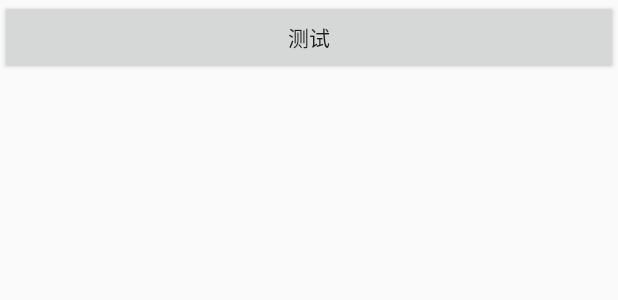
After one commit to baobeinet521/MineStudy, an Android app: the layout activity_kotlin_layout.xml on its own in the app's theme, with its tools: preview values and no code run, on a phone screen of 412 x 824 dp. The commit adds this screen. Shown: the top 300 px of the screen. Run offline under Robolectric (Android 15) with nearby library versions, the phone set to English and light mode, and no system bars.

Commit message:
kotlin 学习

```diff
--- a/app/build.gradle
+++ b/app/build.gradle
@@ -1,6 +1,8 @@
 plugins {
     id 'com.android.application'
 }
+apply plugin: 'kotlin-android'
+apply plugin: 'kotlin-android-extensions'
 
 android {
     compileSdk 30
@@ -34,4 +36,8 @@ dependencies {
     testImplementation 'junit:junit:4.+'
     androidTestImplementation 'com.android.support.test:runner:1.0.2'
     androidTestImplementation 'com.android.support.test.espresso:espresso-core:3.0.2'
+    implementation "org.jetbrains.kotlin:kotlin-stdlib-jdk7:$kotlin_version"
 }
+repositories {
+    mavenCentral()
+}
--- a/app/src/main/AndroidManifest.xml
+++ b/app/src/main/AndroidManifest.xml
@@ -23,6 +23,7 @@
 
         <activity android:name=".activity.LifeCycleActivity"
             android:configChanges="orientation|screenSize"/>
+        <activity android:name=".kotlin.StudyKotlinActivity"/>
     </application>
 
 </manifest>
--- a/app/src/main/java/com/zd/study/MainActivity.java
+++ b/app/src/main/java/com/zd/study/MainActivity.java
@@ -9,6 +9,7 @@ import android.widget.Button;
 import com.zd.study.R;
 import com.zd.study.activity.LifeCycleActivity;
 import com.zd.study.handler.HandlerActivity;
+import com.zd.study.kotlin.StudyKotlinActivity;
 
 public class MainActivity extends AppCompatActivity implements View.OnClickListener {
     private Button mTestBtn;
@@ -27,7 +28,8 @@ public class MainActivity extends AppCompatActivity implements View.OnClickListe
         switch (id){
             case R.id.test_btn:
 //                Intent intent = new Intent(this, HandlerActivity.class);
-                Intent intent = new Intent(this, LifeCycleActivity.class);
+//                Intent intent = new Intent(this, LifeCycleActivity.class);
+                Intent intent = new Intent(this, StudyKotlinActivity.class);
                 startActivity(intent);
                 break;
         }
--- /dev/null
+++ b/app/src/main/java/com/zd/study/kotlin/TempData.kt
@@ -0,0 +1,3 @@
+package com.zd.study.kotlin
+
+data class TempData(var temp : Int = 0)
--- /dev/null
+++ b/app/src/main/res/layout/activity_kotlin_layout.xml
@@ -0,0 +1,16 @@
+<?xml version="1.0" encoding="utf-8"?>
+<android.support.constraint.ConstraintLayout xmlns:android="http://schemas.android.com/apk/res/android"
+    android:layout_width="match_parent"
+    android:layout_height="match_parent"
+    xmlns:app="http://schemas.android.com/apk/res-auto">
+
+    <Button
+        android:id="@+id/test_btn"
+        android:layout_width="match_parent"
+        android:layout_height="50dp"
+        app:layout_constraintTop_toTopOf="parent"
+        app:layout_constraintLeft_toLeftOf="parent"
+        app:layout_constraintRight_toRightOf="parent"
+        android:text="测试"/>
+
+</android.support.constraint.ConstraintLayout>
--- a/build.gradle
+++ b/build.gradle
@@ -1,5 +1,6 @@
 // Top-level build file where you can add configuration options common to all sub-projects/modules.
 buildscript {
+    ext.kotlin_version = '1.5.31'
     repositories {
         google()
         mavenCentral()
@@ -7,8 +8,10 @@ buildscript {
     dependencies {
 //        classpath "com.android.tools.build:gradle:7.0.1"
         classpath "com.android.tools.build:gradle:4.1.3"
+        classpath "org.jetbrains.kotlin:kotlin-gradle-plugin:$kotlin_version"
         // NOTE: Do not place your application dependencies here; they belong
         // in the individual module build.gradle files
+        classpath "org.jetbrains.kotlin:kotlin-android-extensions:$kotlin_version"
     }
 }
 
```
Also changed, not shown: app/src/main/java/com/zd/study/kotlin/StudyKotlinActivity.kt (added, +50 -0 lines).
